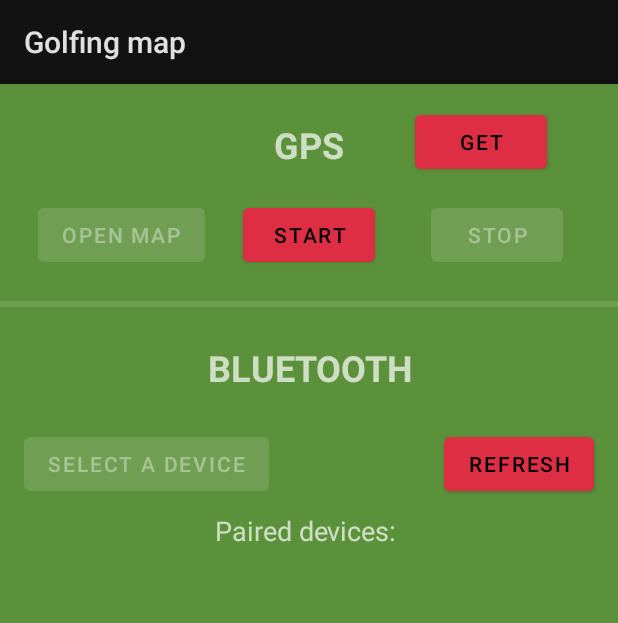
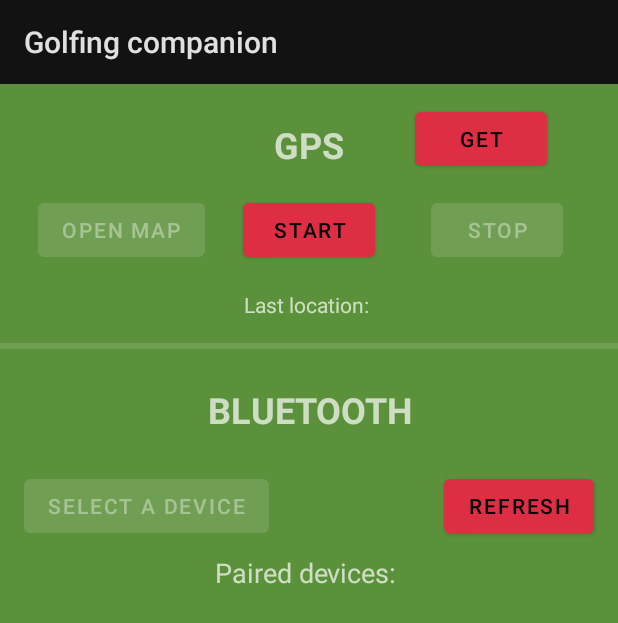
Before and after one commit to Cuke7/golfing-companion, an Android app: the screen it shows after launch (MainActivity), after a tap on "REFRESH", on a phone screen of 412 x 824 dp. Shown: the top 623 px of the screen. Run offline under Robolectric (Android 15) with nearby library versions, the phone set to English and light mode, and no system bars; 1 statement that could not run was skipped.

Commit message:
Auto formated stuff and improved the app

```diff
--- a/LocationUpdatesForegroundService_GPS_BLUETOOTH_V3/app/src/main/java/com/google/android/gms/location/sample/locationupdatesforegroundservice/MainActivity.java
+++ b/LocationUpdatesForegroundService_GPS_BLUETOOTH_V3/app/src/main/java/com/google/android/gms/location/sample/locationupdatesforegroundservice/MainActivity.java
@@ -48,6 +48,7 @@ import android.widget.AdapterView;
 import android.widget.ArrayAdapter;
 import android.widget.Button;
 import android.widget.ListView;
+import android.widget.TextView;
 import android.widget.Toast;
 
 import androidx.annotation.NonNull;
@@ -130,6 +131,7 @@ public class MainActivity extends AppCompatActivity implements
     private Button mRefreshButton;
     private Button mOpenMAp;
     private Button mGetLocation;
+    private TextView mLastLocation;
 
     private ListView listView;
     private ArrayList<String> mDeviceList = new ArrayList<String>();
@@ -249,6 +251,7 @@ public class MainActivity extends AppCompatActivity implements
         mRefreshButton = findViewById(R.id.refresh_button);
         mOpenMAp = findViewById(R.id.open_map);
         mGetLocation = findViewById(R.id.get_location);
+        mLastLocation = findViewById(R.id.last_location);
 
         mGetLocation.setOnClickListener(new View.OnClickListener() {
             @Override
@@ -270,6 +273,8 @@ public class MainActivity extends AppCompatActivity implements
                     mService.requestLocationUpdates();
                 }
 
+
+                /*
                 // Clear the text file
                 File file = new File(getExternalFilesDir(null), "GPS data.txt");
                 Log.d(TAG,"FILE PATH: " + getExternalFilesDir(null));
@@ -283,7 +288,7 @@ public class MainActivity extends AppCompatActivity implements
                     osw.close();
                 } catch (IOException e) {
                     e.printStackTrace();
-                }
+                }*/
 
                 storeValue("");
             }
@@ -294,7 +299,9 @@ public class MainActivity extends AppCompatActivity implements
             public void onClick(View view) {
                 mService.removeLocationUpdates();
                 String data = getValue();
-                data = data.substring(0, data.length() - 1);
+                if(data.length() > 1){
+                    data = data.substring(0, data.length() - 1);
+                }
                 Log.d(TAG, "BLUETOOTH: " + data);
                 storeValue(data);
                 mOpenMAp.setEnabled(true);
@@ -304,6 +311,12 @@ public class MainActivity extends AppCompatActivity implements
         mRefreshButton.setOnClickListener(new View.OnClickListener() {
             @Override
             public void onClick(View view) {
+                // MAKE THE DEVICE DISCOVERABLE
+                Intent discoverableIntent =
+                        new Intent(BluetoothAdapter.ACTION_REQUEST_DISCOVERABLE);
+                discoverableIntent.putExtra(BluetoothAdapter.EXTRA_DISCOVERABLE_DURATION, 300);
+                startActivity(discoverableIntent);
+
                 final Set<BluetoothDevice> pairedDevices = bluetoothAdapter.getBondedDevices();
 
                 if (pairedDevices.size() > 0) {
@@ -343,11 +356,6 @@ public class MainActivity extends AppCompatActivity implements
                         }
                     }
                 });
-
-                String data;
-                data = getValue();
-                String text = Utils.getLocationText(LocationUpdatesService.mLocation);
-                storeValue(data + text + "," + DateFormat.getDateTimeInstance().format(new Date()) + "," + "tag 001"+',');
             }
         });
 
@@ -370,12 +378,6 @@ public class MainActivity extends AppCompatActivity implements
 
 
         //BLUETOOTH CODE:
-
-        // MAKE THE DEVICE DISCOVERABLE
-        Intent discoverableIntent =
-                new Intent(BluetoothAdapter.ACTION_REQUEST_DISCOVERABLE);
-        discoverableIntent.putExtra(BluetoothAdapter.EXTRA_DISCOVERABLE_DURATION, 300);
-        startActivity(discoverableIntent);
 
         // GET A LIST OF PAIRED DEVICES
         final Set<BluetoothDevice> pairedDevices = bluetoothAdapter.getBondedDevices();
@@ -482,7 +484,7 @@ public class MainActivity extends AppCompatActivity implements
 
         // Provide an additional rationale to the user. This would happen if the user denied the
         // request previously, but didn't check the "Don't ask again" checkbox.
-        if (shouldProvideRationale) {
+        /*if (shouldProvideRationale) {
             Log.i(TAG, "Displaying permission rationale to provide additional context.");
             Snackbar.make(
                     findViewById(R.id.activity_main),
@@ -499,6 +501,7 @@ public class MainActivity extends AppCompatActivity implements
                     })
                     .show();
         } else {
+
             Log.i(TAG, "Requesting permission");
             // Request permission. It's possible this can be auto answered if device policy
             // sets the permission in a given state or the user denied the permission
@@ -506,22 +509,19 @@ public class MainActivity extends AppCompatActivity implements
             ActivityCompat.requestPermissions(MainActivity.this,
                     new String[]{Manifest.permission.ACCESS_FINE_LOCATION},
                     REQUEST_PERMISSIONS_REQUEST_CODE);
-        }
+        }*/
 
-        Snackbar.make(
-                findViewById(R.id.activity_main),
-                R.string.permission_rationale,
-                Snackbar.LENGTH_INDEFINITE)
-                .setAction(R.string.ok, new View.OnClickListener() {
-                    @Override
-                    public void onClick(View view) {
-                        // Request permission
-                        ActivityCompat.requestPermissions(MainActivity.this,
-                                new String[]{Manifest.permission.WRITE_EXTERNAL_STORAGE},
-                                REQUEST_PERMISSIONS_REQUEST_CODE);
-                    }
-                })
-                .show();
+        Log.i(TAG, "Requesting permission");
+        // Request permission. It's possible this can be auto answered if device policy
+        // sets the permission in a given state or the user denied the permission
+        // previously and checked "Never ask again".
+
+        String[] PERMISSIONS = {
+                android.Manifest.permission.ACCESS_FINE_LOCATION,
+                android.Manifest.permission.WRITE_EXTERNAL_STORAGE
+        };
+
+        ActivityCompat.requestPermissions(this, PERMISSIONS, REQUEST_PERMISSIONS_REQUEST_CODE);
     }
 
     /**
@@ -575,6 +575,7 @@ public class MainActivity extends AppCompatActivity implements
             if (location != null) {
                 Toast.makeText(MainActivity.this, Utils.getLocationText(location),
                         Toast.LENGTH_SHORT).show();
+                mLastLocation.setText("Last location: " + Utils.getLocationText(location));
             }
         }
     }
--- a/LocationUpdatesForegroundService_GPS_BLUETOOTH_V3/app/src/main/res/layout/activity_main.xml
+++ b/LocationUpdatesForegroundService_GPS_BLUETOOTH_V3/app/src/main/res/layout/activity_main.xml
@@ -41,7 +41,7 @@
         android:layout_height="wrap_content"
         android:shadowColor="#504D4D"
         android:text="Start"
-        app:layout_constraintBottom_toTopOf="@+id/divider"
+        app:layout_constraintBottom_toTopOf="@+id/last_location"
         app:layout_constraintEnd_toEndOf="parent"
         app:layout_constraintStart_toStartOf="parent"
         app:layout_constraintTop_toBottomOf="@+id/textView" />
@@ -52,7 +52,7 @@
         android:layout_height="wrap_content"
         android:shadowColor="#504D4D"
         android:text="open map"
-        app:layout_constraintBottom_toTopOf="@+id/divider"
+        app:layout_constraintBottom_toTopOf="@+id/last_location"
         app:layout_constraintEnd_toStartOf="@+id/request_location_updates_button"
         app:layout_constraintStart_toStartOf="parent"
         app:layout_constraintTop_toBottomOf="@+id/textView" />
@@ -63,6 +63,7 @@
         android:layout_height="wrap_content"
         android:shadowColor="#504D4D"
         android:text="GET"
+        android:visibility="visible"
         app:layout_constraintBottom_toTopOf="@+id/remove_location_updates_button"
         app:layout_constraintEnd_toEndOf="parent"
         app:layout_constraintStart_toEndOf="@+id/textView"
@@ -106,7 +107,7 @@
         android:layout_width="wrap_content"
         android:layout_height="wrap_content"
         android:text="Stop"
-        app:layout_constraintBottom_toTopOf="@+id/divider"
+        app:layout_constraintBottom_toTopOf="@+id/last_location"
         app:layout_constraintEnd_toEndOf="parent"
         app:layout_constraintStart_toEndOf="@+id/request_location_updates_button"
         app:layout_constraintTop_toBottomOf="@+id/textView" />
@@ -126,7 +127,7 @@
         android:id="@+id/divider"
         android:layout_width="0dp"
         android:layout_height="4dp"
-        android:layout_marginTop="88dp"
+        android:layout_marginTop="116dp"
         android:background="?android:attr/listDivider"
         app:layout_constraintEnd_toEndOf="parent"
         app:layout_constraintHorizontal_bias="0.0"
@@ -161,6 +162,15 @@
         app:layout_constraintStart_toStartOf="parent"
         app:layout_constraintTop_toBottomOf="@+id/connect_button" />
 
+    <TextView
+        android:id="@+id/last_location"
+        android:layout_width="wrap_content"
+        android:layout_height="wrap_content"
+        android:layout_marginBottom="16dp"
+        android:text="Last location: "
+        app:layout_constraintBottom_toTopOf="@+id/divider"
+        app:layout_constraintEnd_toEndOf="parent"
+        app:layout_constraintStart_toStartOf="parent" />
 
 
 </androidx.constraintlayout.widget.ConstraintLayout>
--- a/LocationUpdatesForegroundService_GPS_BLUETOOTH_V3/app/src/main/res/values/strings.xml
+++ b/LocationUpdatesForegroundService_GPS_BLUETOOTH_V3/app/src/main/res/values/strings.xml
@@ -12,7 +12,7 @@
 -->
 
 <resources>
-    <string name="app_name">Golfing map</string>
+    <string name="app_name">Golfing companion</string>
 
     <string name="launch_activity">Start</string>
     <string name="location_unknown">Location unknown</string>
```
Also changed, not shown: 1 other file.
